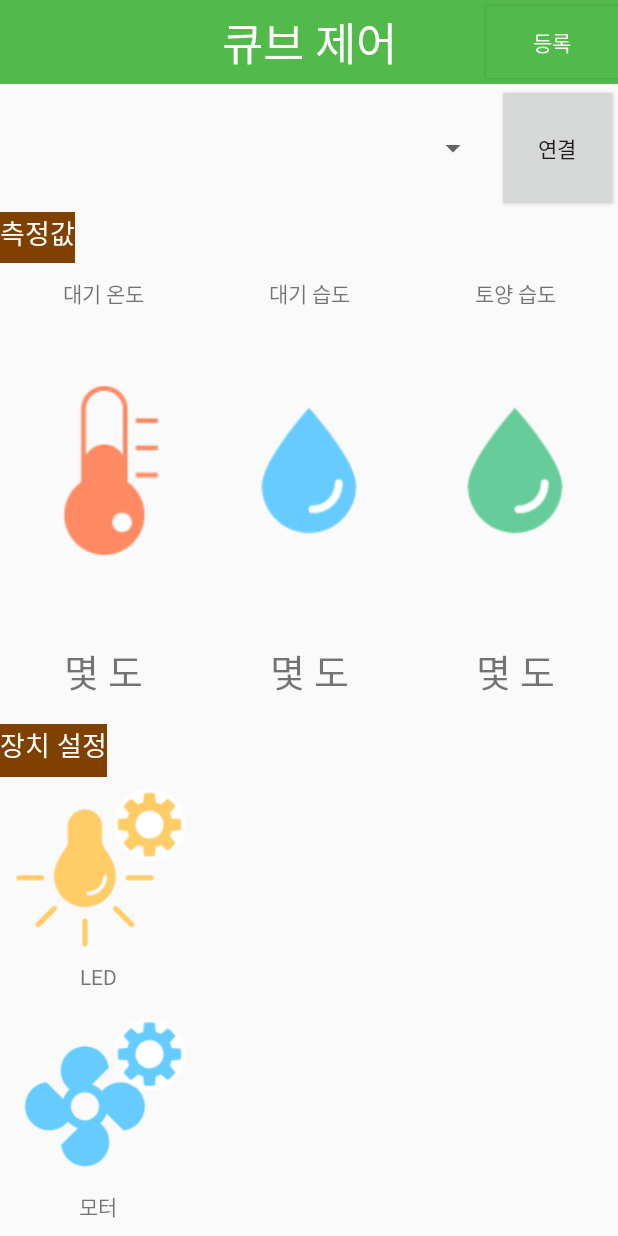
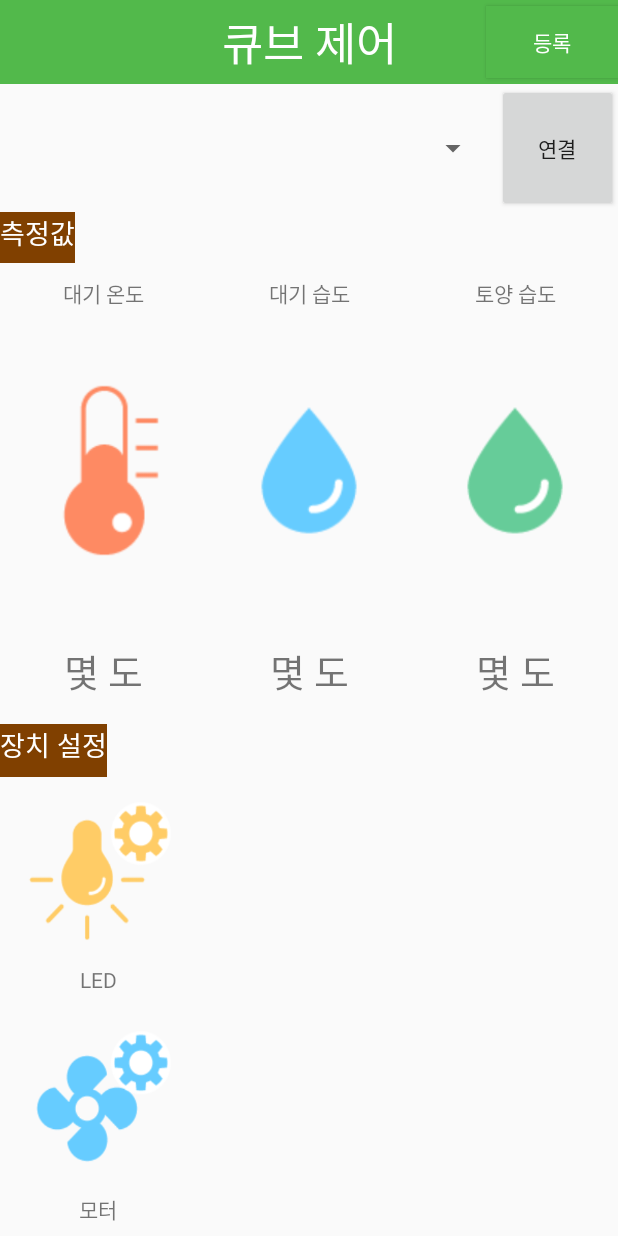
Before and after one commit to EunmiKang/fungduApp, an Android app: the fragment CubeFragment shown on its own in the app's theme, on a phone screen of 412 x 824 dp. Run offline under Robolectric (Android 15) with nearby library versions, the phone set to English and light mode, and no system bars; 5 statements that could not run were skipped.

Commit message:
전구,모터 imageview->imagebutton 수정.

```diff
--- a/Biocube/app/src/main/res/layout/fragment_cube.xml
+++ b/Biocube/app/src/main/res/layout/fragment_cube.xml
@@ -209,11 +209,12 @@
                     android:layout_weight="0.3"
                     android:weightSum="1">
 
-                    <ImageView
+                    <ImageButton
                         android:layout_width="match_parent"
                         android:layout_height="0dp"
                         android:layout_weight="0.8"
-                        android:src="@drawable/control_light_set"/>
+                        android:layout_margin="10dp"
+                        android:background="@drawable/control_light_set"/>
 
                     <TextView
                         android:layout_width="match_parent"
@@ -245,11 +246,12 @@
                     android:layout_weight="0.3"
                     android:weightSum="1">
 
-                    <ImageView
+                    <ImageButton
                         android:layout_width="match_parent"
                         android:layout_height="0dp"
                         android:layout_weight="0.8"
-                        android:src="@drawable/control_motor"/>
+                        android:layout_margin="10dp"
+                        android:background="@drawable/control_motor"/>
 
                     <TextView
                         android:layout_width="match_parent"
```
